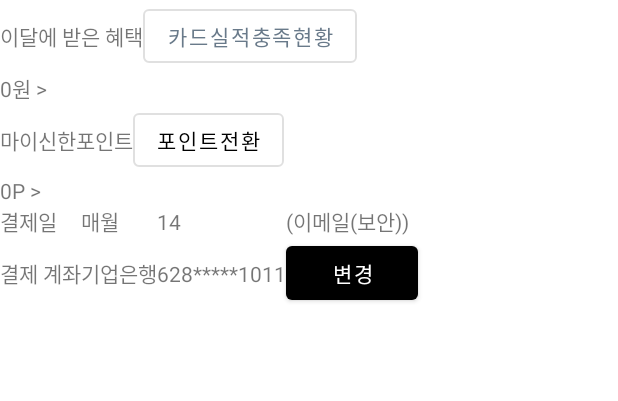
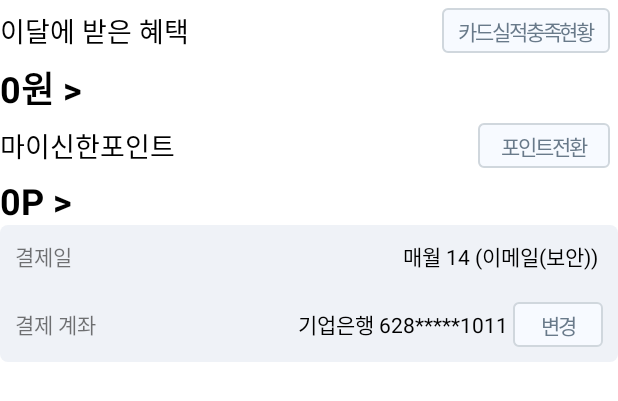
Before and after one commit to yezji/RisingProgrammer, an Android app: the layout layout_table_buttons.xml on its own in the app's theme, with its tools: preview values and no code run, on a phone screen of 412 x 824 dp. Shown: the top 401 px of the screen. Run offline under Robolectric (Android 15) with nearby library versions, the phone set to English and light mode, and no system bars.

Commit message:
fix table layout

```diff
--- /dev/null
+++ b/Week1/PaymentLayout/app/src/main/res/drawable/btn_table_color.xml
@@ -0,0 +1,41 @@
+<?xml version="1.0" encoding="utf-8"?>
+<selector xmlns:android="http://schemas.android.com/apk/res/android">
+    <item android:state_focused="false" android:state_pressed="false">
+        <shape>
+            <size
+                android:width="70dp"
+                android:height="20dp"/>
+            <corners
+                android:radius="3dp"/>
+            <stroke
+                android:width="1.2dp"
+                android:color="#FFD0D7DD"/>
+            <solid
+                android:color="#FFF7FAFF"/>
+            <padding
+                android:top="5dp"
+                android:bottom="5dp"
+                android:left="10dp"
+                android:right="10dp"/>
+        </shape>
+    </item>
+    <item android:state_focused="false" android:state_pressed="true">
+        <shape>
+            <size
+                android:width="70dp"
+                android:height="20dp"/>
+            <corners
+                android:radius="3dp"/>
+            <stroke
+                android:width="1.2dp"
+                android:color="#FF6C798A"/>
+            <solid
+                android:color="#666E96D7"/>
+            <padding
+                android:top="5dp"
+                android:bottom="5dp"
+                android:left="10dp"
+                android:right="10dp"/>
+        </shape>
+    </item>
+</selector>
--- /dev/null
+++ b/Week1/PaymentLayout/app/src/main/res/drawable/shape_back_table.xml
@@ -0,0 +1,8 @@
+<?xml version="1.0" encoding="utf-8"?>
+<shape xmlns:android="http://schemas.android.com/apk/res/android"
+    android:shape="rectangle">
+    <corners
+        android:radius="5dp"/>
+    <solid
+        android:color="@color/grid_back_pannel"/>
+</shape>
--- a/Week1/PaymentLayout/app/src/main/res/layout/layout_table_buttons.xml
+++ b/Week1/PaymentLayout/app/src/main/res/layout/layout_table_buttons.xml
@@ -10,13 +10,22 @@
             <TextView
                 android:layout_width="wrap_content"
                 android:layout_height="wrap_content"
-                android:text="@string/tv_benefit_this_month" />
-            <Button
+                android:text="@string/tv_benefit_this_month"
+                android:textColor="@color/black"
+                android:textSize="18dp"
+                android:layout_weight="1"
+                android:layout_gravity="center_vertical"/>
+
+            <android.widget.Button
                 android:layout_width="wrap_content"
-                android:layout_height="wrap_content"
-                style="@style/Widget.MaterialComponents.Button.OutlinedButton"
-                android:textColor="#FF697a8a"
-                android:text="@string/btn_benefit_card" />
+                android:layout_height="30dp"
+                android:layout_margin="5dp"
+                android:background="@drawable/btn_table_color"
+                android:letterSpacing="-0.1"
+                android:text="@string/btn_benefit_card"
+                android:textColor="@color/table_btn_text"
+                style="?android:attr/borderlessButtonStyle"
+                android:layout_gravity="center_vertical"/>
         </TableRow>
         <TableRow>
             <LinearLayout
@@ -24,15 +33,22 @@
                 android:layout_height="wrap_content"
                 android:orientation="horizontal"
                 android:clickable="true"
-                android:layout_span="2">
+                android:layout_span="2"
+                android:layout_weight="1">
                 <TextView
                     android:layout_width="wrap_content"
                     android:layout_height="wrap_content"
-                    android:text="@string/tv_benefit_value"/>
+                    android:text="@string/tv_benefit_value"
+                    android:textSize="24dp"
+                    android:textColor="@color/black"
+                    android:textStyle="bold"/>
                 <TextView
                     android:layout_width="wrap_content"
                     android:layout_height="wrap_content"
-                    android:text="@string/tv_benefit_won" />
+                    android:text="@string/tv_benefit_won"
+                    android:textSize="24dp"
+                    android:textColor="@color/black"
+                    android:textStyle="bold"/>
             </LinearLayout>
         </TableRow>
     </TableLayout>
@@ -44,12 +60,21 @@
             <TextView
                 android:layout_width="wrap_content"
                 android:layout_height="wrap_content"
-                android:text="@string/tv_point" />
-            <Button
+                android:text="@string/tv_point"
+                android:textColor="@color/black"
+                android:textSize="18dp"
+                android:layout_weight="1"
+                android:layout_gravity="center_vertical"/>
+            <android.widget.Button
                 android:layout_width="wrap_content"
-                android:layout_height="wrap_content"
-                style="@style/Widget.MaterialComponents.Button.OutlinedButton"
-                android:text="@string/btn_point_transition" />
+                android:layout_height="30dp"
+                android:layout_margin="5dp"
+                android:background="@drawable/btn_table_color"
+                android:letterSpacing="-0.1"
+                android:text="@string/btn_point_transition"
+                android:textColor="@color/table_btn_text"
+                style="?android:attr/borderlessButtonStyle"
+                android:layout_gravity="center_vertical"/>
         </TableRow>
         <TableRow>
             <LinearLayout
@@ -57,56 +82,104 @@
                 android:layout_height="wrap_content"
                 android:orientation="horizontal"
                 android:clickable="true"
-                android:layout_span="2">
+                android:layout_span="2"
+                android:layout_weight="1">
                 <TextView
                     android:layout_width="wrap_content"
                     android:layout_height="wrap_content"
-                    android:text="@string/tv_point_value"/>
+                    android:text="@string/tv_point_value"
+                    android:textSize="24dp"
+                    android:textColor="@color/black"
+                    android:textStyle="bold"/>
                 <TextView
                     android:layout_width="wrap_content"
                     android:layout_height="wrap_content"
-                    android:text="@string/tv_point_p" />
+                    android:text="@string/tv_point_p"
+                    android:textSize="24dp"
+                    android:textColor="@color/black"
+                    android:textStyle="bold"/>
             </LinearLayout>
         </TableRow>
     </TableLayout>
         <TableLayout
         android:layout_width="match_parent"
-        android:layout_height="wrap_content">
+        android:layout_height="wrap_content"
+        android:background="@drawable/shape_back_table">
         <TableRow>
             <TextView
                 android:layout_width="wrap_content"
                 android:layout_height="wrap_content"
-                android:text="@string/tv_payment_day" />
+                android:text="@string/tv_payment_day"
+                android:gravity="left"
+                android:layout_gravity="center_vertical"
+                android:layout_margin="10dp"/>
+            <LinearLayout
+                android:layout_width="wrap_content"
+                android:layout_height="wrap_content"
+                android:orientation="horizontal"
+                android:layout_weight="1"
+                android:gravity="right"
+                android:layout_margin="10dp">
                 <TextView
                     android:layout_width="wrap_content"
                     android:layout_height="wrap_content"
-                android:text="@string/tv_payment_day_text" />
+                    android:text="@string/tv_payment_day_text"
+                    android:textColor="@color/black"
+                    android:layout_marginRight="3dp"/>
                 <TextView
                     android:layout_width="wrap_content"
                     android:layout_height="wrap_content"
-                android:text="@string/tv_payment_day_value" />
+                    android:text="@string/tv_payment_day_value"
+                    android:textColor="@color/black"
+                    android:layout_marginRight="3dp"/>
                 <TextView
                     android:layout_width="wrap_content"
                     android:layout_height="wrap_content"
-                android:text="@string/tv_payment_day_bill" />
+                    android:text="@string/tv_payment_day_bill"
+                    android:textColor="@color/black"
+                    android:layout_marginRight="3dp"/>
+            </LinearLayout>
         </TableRow>
         <TableRow>
             <TextView
                 android:layout_width="wrap_content"
                 android:layout_height="wrap_content"
-                android:text="@string/tv_payment_acc" />
+                android:text="@string/tv_payment_acc"
+                android:gravity="left"
+                android:layout_gravity="center_vertical"
+                android:layout_margin="10dp"/>
+            <LinearLayout
+                android:layout_width="wrap_content"
+                android:layout_height="wrap_content"
+                android:orientation="horizontal"
+                android:layout_weight="1"
+                android:gravity="right"
+                android:layout_margin="10dp">
                 <TextView
                     android:layout_width="wrap_content"
                     android:layout_height="wrap_content"
-                android:text="@string/tv_payment_acc_bank_name" />
+                    android:text="@string/tv_payment_acc_bank_name"
+                    android:layout_gravity="center_vertical"
+                    android:textColor="@color/black"
+                    android:layout_marginRight="3dp"/>
                 <TextView
                     android:layout_width="wrap_content"
                     android:layout_height="wrap_content"
-                android:text="@string/tv_payment_acc_bank_value" />
-            <Button
-                android:layout_width="wrap_content"
-                android:layout_height="wrap_content"
-                android:text="@string/btn_payment_acc_bank_change" />
+                    android:text="@string/tv_payment_acc_bank_value"
+                    android:layout_gravity="center_vertical"
+                    android:textColor="@color/black"
+                    android:layout_marginRight="3dp"/>
+
+                <android.widget.Button
+                    style="?android:attr/borderlessButtonStyle"
+                    android:layout_width="60dp"
+                    android:layout_height="30dp"
+                    android:layout_gravity="center_vertical"
+                    android:background="@drawable/btn_table_color"
+                    android:letterSpacing="-0.1"
+                    android:text="@string/btn_payment_acc_bank_change"
+                    android:textColor="@color/table_btn_text" />
+            </LinearLayout>
         </TableRow>
     </TableLayout>
 </LinearLayout>
```
Lines whose indentation alone changed are shown as unchanged.
